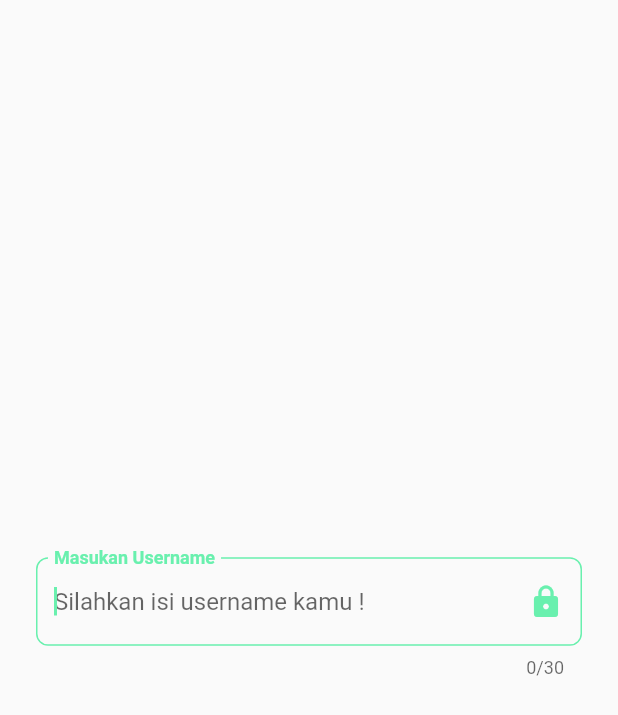
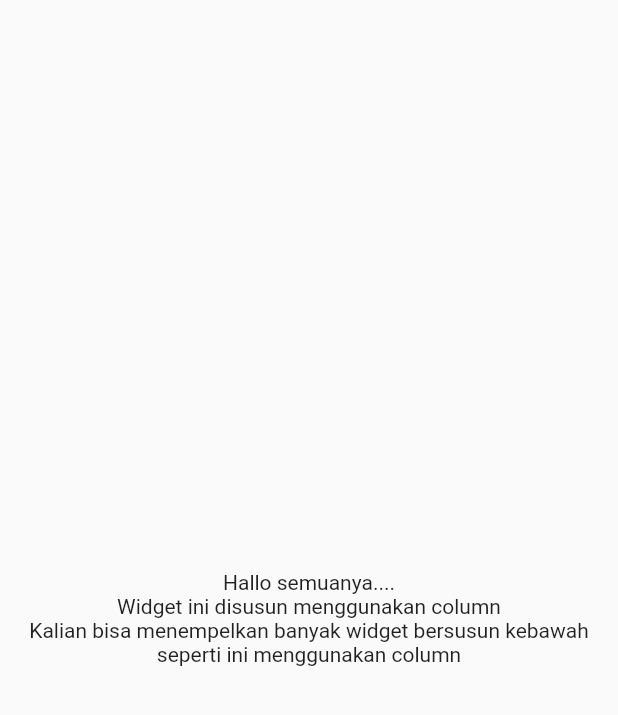
Before and after one commit to dikynugraha1111/bootcamp_uty, a Flutter app: the screen it shows after launch, on a phone screen of 412 x 824 dp. Shown: the top 715 px of the screen. Run offline on Flutter 3.47's test engine with Material 2 defaults, Android fonts, the light colour scheme and no system bars.

Commit message:
Added latihan 2

```diff
--- /dev/null
+++ b/lib/latihan_2/latihan_2_column.dart
@@ -0,0 +1,31 @@
+import 'package:flutter/material.dart';
+
+class Latiahan2Column extends StatefulWidget {
+  const Latiahan2Column({super.key});
+
+  @override
+  State<Latiahan2Column> createState() => _Latiahan2ColumnState();
+}
+
+class _Latiahan2ColumnState extends State<Latiahan2Column> {
+  @override
+  Widget build(BuildContext context) {
+    return Scaffold(
+      body: SizedBox(
+        width: double.infinity,
+        child: Column(
+          mainAxisAlignment: MainAxisAlignment.center,
+          crossAxisAlignment: CrossAxisAlignment.center,
+          children: const [
+            Text("Hallo semuanya...."),
+            Text("Widget ini disusun menggunakan column"),
+            Text(
+              "Kalian bisa menempelkan banyak widget bersusun kebawah seperti ini menggunakan column",
+              textAlign: TextAlign.center,
+            ),
+          ],
+        ),
+      ),
+    );
+  }
+}
--- a/lib/main.dart
+++ b/lib/main.dart
@@ -1,4 +1,6 @@
 import 'package:bootcamp_uty/latihan_1/latihan_1_page.dart';
+import 'package:bootcamp_uty/latihan_2/latihan_2_button.dart';
+import 'package:bootcamp_uty/latihan_2/latihan_2_column.dart';
 import 'package:bootcamp_uty/latihan_2/latihan_2_container.dart';
 import 'package:bootcamp_uty/latihan_2/latihan_2_text.dart';
 import 'package:bootcamp_uty/latihan_2/latihan_2_textfield.dart';
@@ -19,7 +21,7 @@ class MyApp extends StatelessWidget {
       debugShowCheckedModeBanner: false,
       themeMode: ThemeMode.system,
       // Definisikan page yang akan ditampilkan pertama saat aplikasi dijalankan
-      home: Latihan2TextField(),
+      home: Latiahan2Column(),
     );
   }
 }
```
Also changed, not shown: lib/latihan_2/latihan_2_button.dart (added, +34 -0 lines), lib/latihan_2/latihan_2_textfield.dart (+8 -2 lines), 1 other file.
